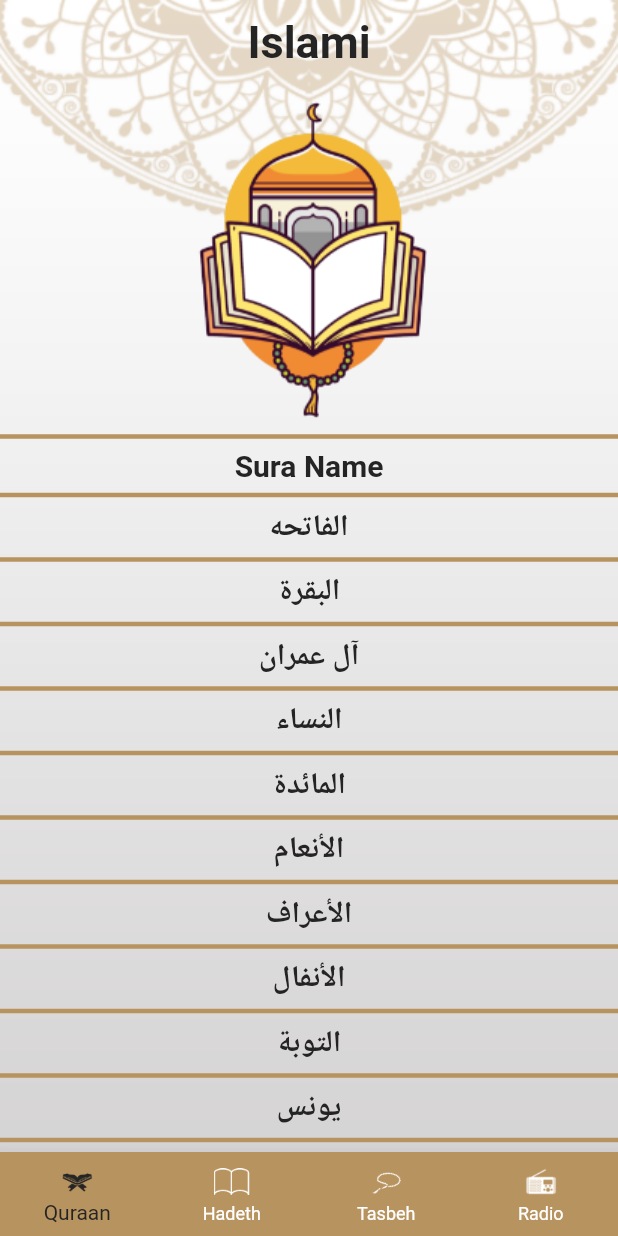
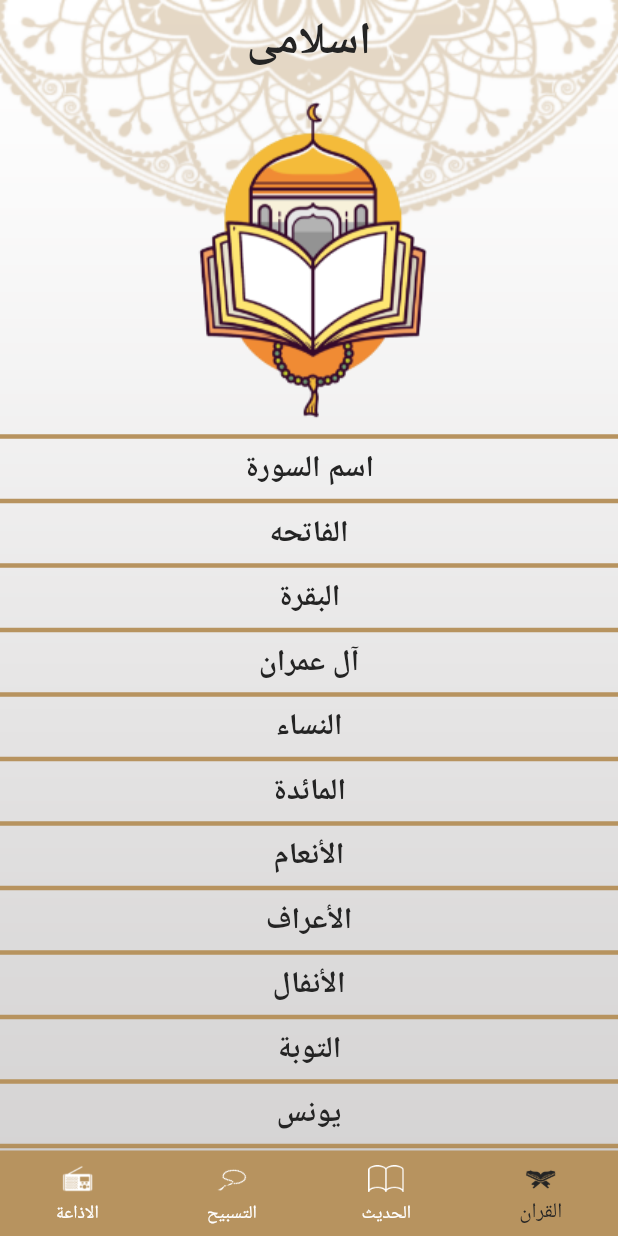
Before and after one commit to MarkEhab33/islami_app, a Flutter app: the screen it shows after launch, on a phone screen of 412 x 824 dp. Run offline on Flutter 3.47's test engine with Material 2 defaults, Android fonts, the phone set to English and light mode, and no system bars; generated files the repository leaves out were written again.

```diff
--- /dev/null
+++ b/l10n.yaml
@@ -0,0 +1,3 @@
+arb-dir: lib/l10n
+template-arb-file: app_en.arb
+output-localization-file: app_localizations.dart
--- a/lib/Hadeth/Hadeth_tab.dart
+++ b/lib/Hadeth/Hadeth_tab.dart
@@ -4,7 +4,7 @@ import 'package:flutter/material.dart';
 import 'package:flutter/services.dart';
 import 'package:projects/Hadeth/HadethName.dart';
 import 'package:projects/myThemeData.dart';
-
+import 'package:flutter_gen/gen_l10n/app_localizations.dart';
 
 
 class HadethScreen extends StatefulWidget {
@@ -30,7 +30,7 @@ List<HadethItem> allHadeth =[];
               color: Theme.of(context).primaryColor,
             ),
             Text(
-              'Hadeth Name',
+              AppLocalizations.of(context)!.hadethName,
               style: Theme.of(context).textTheme.subtitle1,
             ),
             Divider(
--- a/lib/Quraan/Quraan_tab.dart
+++ b/lib/Quraan/Quraan_tab.dart
@@ -1,7 +1,7 @@
 import 'package:flutter/material.dart';
 import 'package:projects/Quraan/SuranName.dart';
 import '../myThemeData.dart';
-
+import 'package:flutter_gen/gen_l10n/app_localizations.dart';
 class QuraanScreen extends StatelessWidget {
 List<String> names = ["الفاتحه","البقرة","آل عمران","النساء","المائدة","الأنعام","الأعراف","الأنفال","التوبة","يونس","هود"
   ,"يوسف","الرعد","إبراهيم","الحجر","النحل","الإسراء","الكهف","مريم","طه","الأنبياء","الحج","المؤمنون"
@@ -19,15 +19,15 @@ List<String> names = ["الفاتحه","البقرة","آل عمران","الن
         Center(child: Image.asset('assets/images/quraan_image.png')),
         Divider(
           thickness: 3,
-          color: MyTheme.goldPrimary,
+          color: Theme.of(context).primaryColor,
         ),
         Text(
-          'Sura Name',
+          AppLocalizations.of(context)!.suraName,
           style: Theme.of(context).textTheme.subtitle1,
         ),
         Divider(
           thickness: 3,
-          color: MyTheme.goldPrimary,
+          color: Theme.of(context).primaryColor,
         ),
         Expanded(
           child: ListView.separated(
--- a/lib/home/homeScreen.dart
+++ b/lib/home/homeScreen.dart
@@ -4,7 +4,7 @@ import 'package:projects/Quraan/Quraan_tab.dart';
 import 'package:projects/home/Radio_tab.dart';
 import 'package:projects/home/sebha_tab.dart';
 import 'package:projects/myThemeData.dart';
-
+import 'package:flutter_gen/gen_l10n/app_localizations.dart';
 class HomeScreen extends StatefulWidget {
   static const String routeName = 'home-screen';
 
@@ -28,7 +28,7 @@ class _HomeScreenState extends State<HomeScreen> {
         Scaffold(
           appBar: AppBar(
             title: Text(
-              "Islami",
+              AppLocalizations.of(context)!.islami,
               style: Theme.of(context).textTheme.headline1,
             ),
             centerTitle: true,
@@ -46,19 +46,19 @@ class _HomeScreenState extends State<HomeScreen> {
             items: [
               BottomNavigationBarItem(
                 icon: ImageIcon(AssetImage('assets/images/ic_quraan.png'),),
-                label: 'Quraan'
+                label: AppLocalizations.of(context)!.quran
               ),
               BottomNavigationBarItem(
                   icon: ImageIcon(AssetImage('assets/images/ic_hadeth.png'),),
-                  label: 'Hadeth'
+                  label: AppLocalizations.of(context)!.hadeth
               ),
               BottomNavigationBarItem(
                   icon: ImageIcon(AssetImage('assets/images/ic_sebha.png'),),
-                  label: 'Tasbeh'
+                  label: AppLocalizations.of(context)!.tasbeh
               ),
               BottomNavigationBarItem(
                   icon: ImageIcon(AssetImage('assets/images/ic_radio.png'),),
-                  label: 'Radio'
+                  label: AppLocalizations.of(context)!.radio
               ),
 
             ],
--- /dev/null
+++ b/lib/l10n/app_ar.arb
@@ -0,0 +1,10 @@
+{
+"islami":"اسلامى",
+"quran":"القران",
+"hadeth":"الحديث",
+"tasbeh":"التسبيح",
+"radio":"الاذاعة",
+"settings":"الاعدادات",
+"suraName":"اسم السورة",
+"hadethName":"اسم الحديث"
+}
--- a/lib/main.dart
+++ b/lib/main.dart
@@ -3,7 +3,7 @@ import 'package:projects/Hadeth/HadethDetails.dart';
 import 'package:projects/Quraan/SuraNameDetails.dart';
 import 'package:projects/home/homeScreen.dart';
 import 'package:projects/myThemeData.dart';
-
+import 'package:flutter_gen/gen_l10n/app_localizations.dart';
 void main() {
   runApp(const MyApp());
 }
@@ -25,6 +25,9 @@ class MyApp extends StatelessWidget {
       initialRoute: HomeScreen.routeName,
       theme: MyTheme.lightTheme,
       darkTheme: MyTheme.darkTheme,
+      localizationsDelegates: AppLocalizations.localizationsDelegates,
+      supportedLocales: AppLocalizations.supportedLocales,
+      locale: Locale('ar'),
     );
   }
 }
--- a/pubspec.yaml
+++ b/pubspec.yaml
@@ -38,6 +38,9 @@ dependencies:
 dev_dependencies:
   flutter_test:
     sdk: flutter
+  flutter_localizations:
+    sdk: flutter
+  intl: ^0.17.0
 
   # The "flutter_lints" package below contains a set of recommended lints to
   # encourage good coding practices. The lint set provided by the package is
@@ -51,6 +54,7 @@ dev_dependencies:
 
 # The following section is specific to Flutter packages.
 flutter:
+  generate: true
 
   # The following line ensures that the Material Icons font is
   # included with your application, so that you can use the icons in
```
Also changed, not shown: lib/l10n/app_en.arb (added, +10 -0 lines), pubspec.lock.
